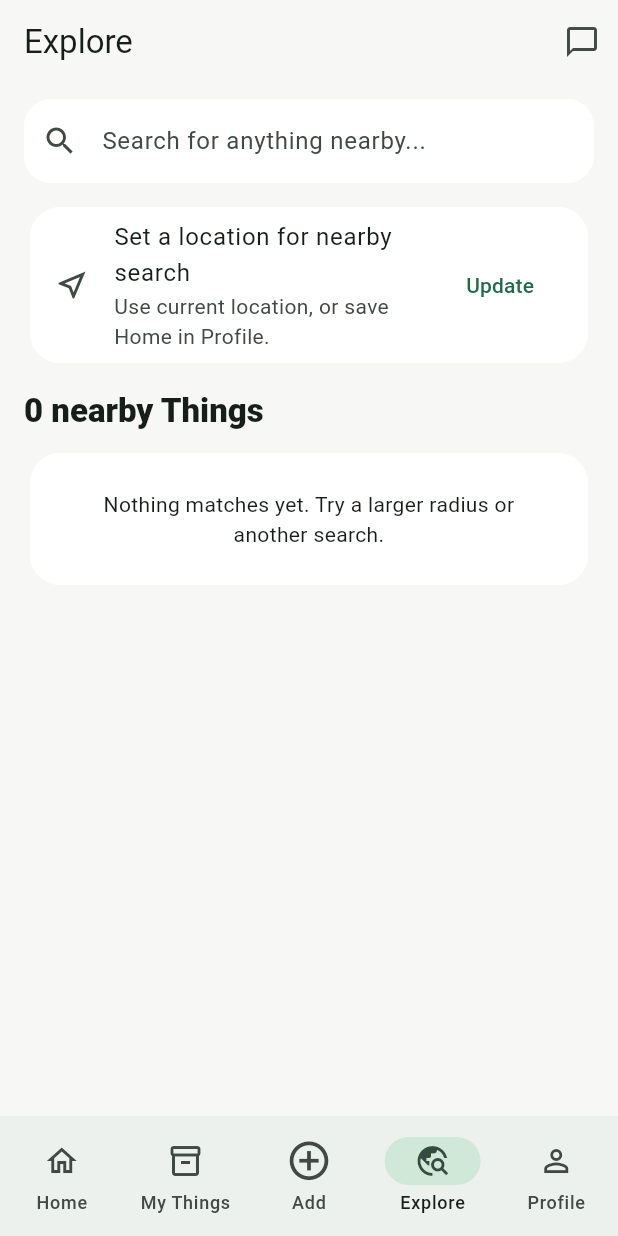
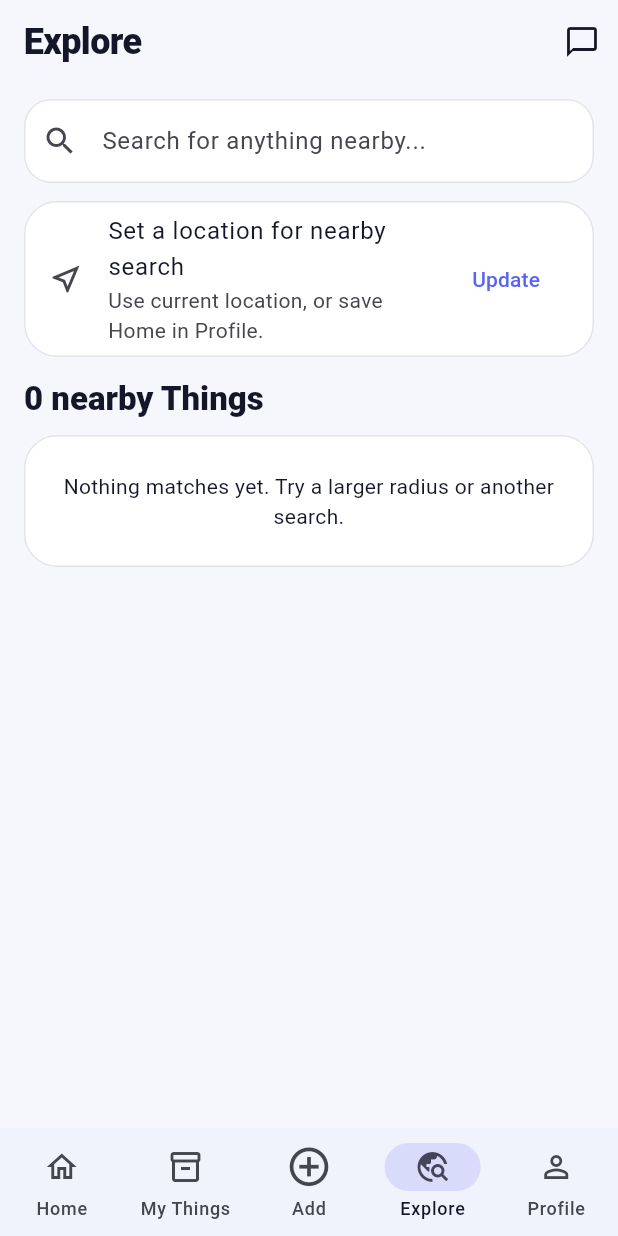
Before and after one commit to mikron30/Keepi, a Flutter app: the screen it shows once a user with an empty profile is signed in, item 4 of the bottom bar chosen, on a phone screen of 412 x 824 dp. Run offline on Flutter 3.47's test engine with Material 3 defaults, Android fonts, the phone set to English and light mode, and no system bars; our stand-ins replace cloud_firestore, firebase_ai, firebase_auth, firebase_core, firebase_storage, flutter_riverpod and 5 more; missing offline and left inert: firebase_app_check; accounts and stored records are empty.

Commit message:
Refresh Keepi visual theme with indigo and amber

```diff
--- a/lib/core/theme/app_theme.dart
+++ b/lib/core/theme/app_theme.dart
@@ -3,17 +3,25 @@ import 'package:flutter/material.dart';
 class AppTheme {
   AppTheme._();
 
-  static const _seed = Color(0xFF2E7D5A);
+  static const primary = Color(0xFF5865F2);
+  static const accent = Color(0xFFFFA047);
 
   static ThemeData get light {
     final scheme = ColorScheme.fromSeed(
-      seedColor: _seed,
+      seedColor: primary,
       brightness: Brightness.light,
+    ).copyWith(
+      primary: primary,
+      onPrimary: Colors.white,
+      secondary: accent,
+      onSecondary: const Color(0xFF261500),
+      surface: const Color(0xFFFFFFFF),
+      onSurface: const Color(0xFF14172A),
     );
 
     return _build(
       scheme: scheme,
-      scaffoldBackground: const Color(0xFFF7F8F6),
+      scaffoldBackground: const Color(0xFFF6F7FC),
       fieldFill: Colors.white,
       cardColor: Colors.white,
     );
@@ -21,15 +29,22 @@ class AppTheme {
 
   static ThemeData get dark {
     final scheme = ColorScheme.fromSeed(
-      seedColor: _seed,
+      seedColor: primary,
       brightness: Brightness.dark,
+    ).copyWith(
+      primary: const Color(0xFF9EA7FF),
+      onPrimary: const Color(0xFF18205A),
+      secondary: const Color(0xFFFFB86B),
+      onSecondary: const Color(0xFF351700),
+      surface: const Color(0xFF171B2D),
+      onSurface: const Color(0xFFF4F5FF),
     );
 
     return _build(
       scheme: scheme,
-      scaffoldBackground: const Color(0xFF101412),
-      fieldFill: const Color(0xFF1A211E),
-      cardColor: const Color(0xFF171D1A),
+      scaffoldBackground: const Color(0xFF0D1020),
+      fieldFill: const Color(0xFF171B2D),
+      cardColor: const Color(0xFF171B2D),
     );
   }
 
@@ -39,44 +54,114 @@ class AppTheme {
     required Color fieldFill,
     required Color cardColor,
   }) {
+    final outline = scheme.outlineVariant.withValues(alpha: 0.48);
+
     return ThemeData(
       useMaterial3: true,
       colorScheme: scheme,
       scaffoldBackgroundColor: scaffoldBackground,
-      appBarTheme: const AppBarTheme(
+      appBarTheme: AppBarTheme(
         centerTitle: false,
         backgroundColor: Colors.transparent,
         elevation: 0,
+        scrolledUnderElevation: 0,
+        foregroundColor: scheme.onSurface,
+        titleTextStyle: TextStyle(
+          color: scheme.onSurface,
+          fontSize: 24,
+          fontWeight: FontWeight.w800,
+          letterSpacing: -0.4,
+        ),
       ),
       navigationBarTheme: NavigationBarThemeData(
+        height: 72,
+        elevation: 0,
         backgroundColor: Color.alphaBlend(
-          scheme.primary.withValues(alpha: 0.05),
+          scheme.primary.withValues(alpha: 0.035),
           scaffoldBackground,
         ),
+        indicatorColor: scheme.primary.withValues(alpha: 0.16),
       ),
       inputDecorationTheme: InputDecorationTheme(
         filled: true,
         fillColor: fieldFill,
+        contentPadding: const EdgeInsets.symmetric(
+          horizontal: 18,
+          vertical: 16,
+        ),
         border: OutlineInputBorder(
           borderRadius: BorderRadius.circular(18),
-          borderSide: BorderSide.none,
+          borderSide: BorderSide(color: outline),
         ),
         enabledBorder: OutlineInputBorder(
           borderRadius: BorderRadius.circular(18),
-          borderSide: BorderSide.none,
+          borderSide: BorderSide(color: outline),
         ),
         focusedBorder: OutlineInputBorder(
           borderRadius: BorderRadius.circular(18),
-          borderSide: BorderSide(color: scheme.primary, width: 1.5),
+          borderSide: BorderSide(color: scheme.primary, width: 1.7),
         ),
       ),
       cardTheme: CardThemeData(
         elevation: 0,
         color: cardColor,
+        margin: EdgeInsets.zero,
+        shape: RoundedRectangleBorder(
+          borderRadius: BorderRadius.circular(22),
+          side: BorderSide(color: outline),
+        ),
+      ),
+      filledButtonTheme: FilledButtonThemeData(
+        style: FilledButton.styleFrom(
+          minimumSize: const Size(0, 54),
+          shape: RoundedRectangleBorder(
+            borderRadius: BorderRadius.circular(18),
+          ),
+          textStyle: const TextStyle(
+            fontWeight: FontWeight.w800,
+            fontSize: 16,
+          ),
+        ),
+      ),
+      outlinedButtonTheme: OutlinedButtonThemeData(
+        style: OutlinedButton.styleFrom(
+          minimumSize: const Size(0, 54),
+          side: BorderSide(color: outline),
+          shape: RoundedRectangleBorder(
+            borderRadius: BorderRadius.circular(18),
+          ),
+          textStyle: const TextStyle(
+            fontWeight: FontWeight.w700,
+            fontSize: 16,
+          ),
+        ),
+      ),
+      floatingActionButtonTheme: FloatingActionButtonThemeData(
+        backgroundColor: scheme.secondary,
+        foregroundColor: scheme.onSecondary,
+        elevation: 1,
         shape: RoundedRectangleBorder(
           borderRadius: BorderRadius.circular(20),
         ),
       ),
+      chipTheme: ChipThemeData(
+        side: BorderSide(color: outline),
+        shape: RoundedRectangleBorder(
+          borderRadius: BorderRadius.circular(14),
+        ),
+      ),
+      snackBarTheme: SnackBarThemeData(
+        behavior: SnackBarBehavior.floating,
+        backgroundColor: scheme.inverseSurface,
+        contentTextStyle: TextStyle(color: scheme.onInverseSurface),
+        shape: RoundedRectangleBorder(
+          borderRadius: BorderRadius.circular(16),
+        ),
+      ),
+      dividerTheme: DividerThemeData(
+        color: outline,
+        thickness: 1,
+      ),
     );
   }
 }
```
